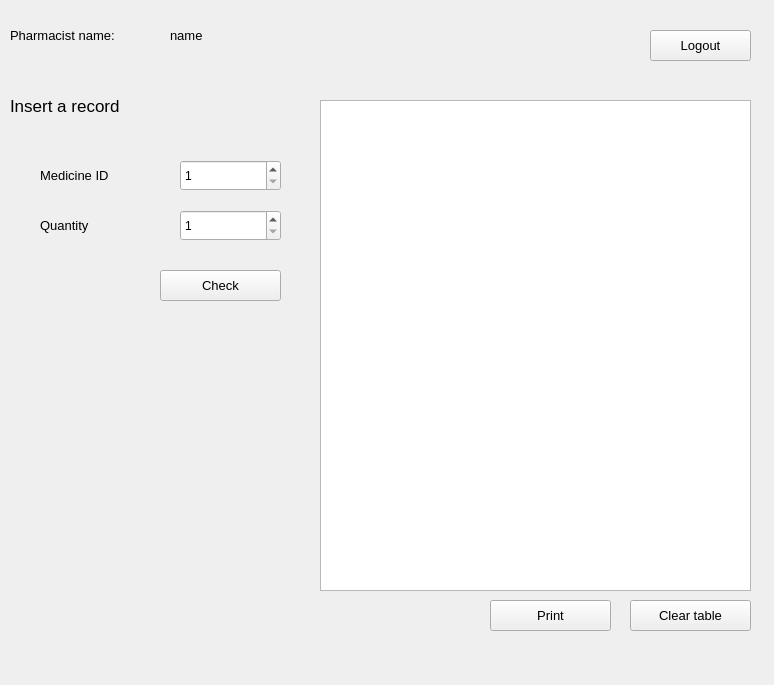
Old version of the form pharmacist_window.ui in the repository osamamuhammad3623/pharmacy_management_system.
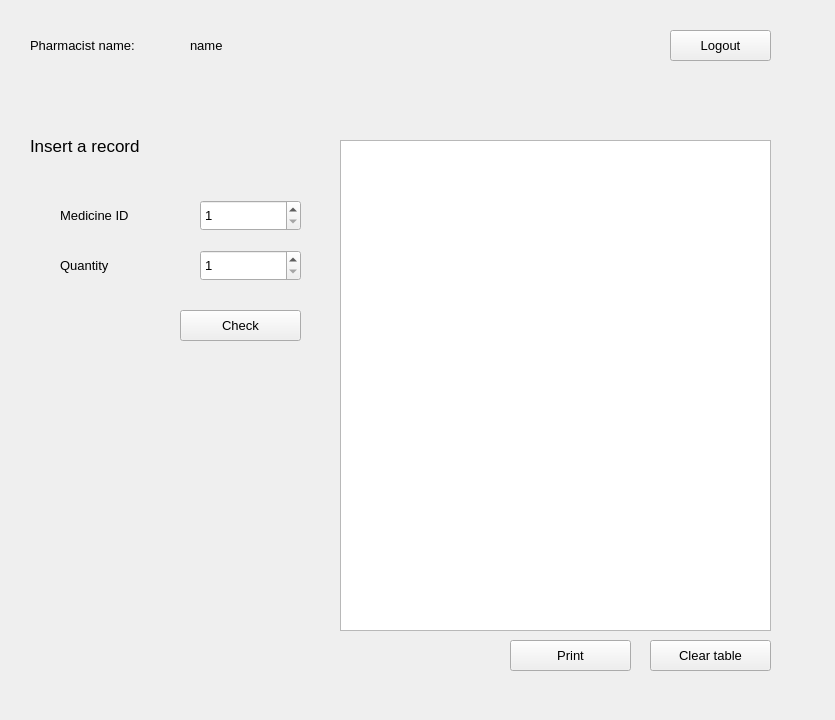
New version of the form.

The edit to the form file:
```diff
--- a/pharmacist_window.ui
+++ b/pharmacist_window.ui
@@ -6,8 +6,8 @@
    <rect>
     <x>0</x>
     <y>0</y>
-    <width>774</width>
-    <height>685</height>
+    <width>835</width>
+    <height>720</height>
    </rect>
   </property>
   <property name="windowTitle">
@@ -16,8 +16,8 @@
   <widget class="QLabel" name="label_3">
    <property name="geometry">
     <rect>
-     <x>40</x>
-     <y>210</y>
+     <x>60</x>
+     <y>250</y>
      <width>91</width>
      <height>31</height>
     </rect>
@@ -34,7 +34,7 @@
   <widget class="QPushButton" name="pushButton_3">
    <property name="geometry">
     <rect>
-     <x>650</x>
+     <x>670</x>
      <y>30</y>
      <width>101</width>
      <height>31</height>
@@ -52,12 +52,17 @@
   <widget class="QSpinBox" name="spinBox_2">
    <property name="geometry">
     <rect>
-     <x>180</x>
-     <y>210</y>
+     <x>200</x>
+     <y>250</y>
      <width>101</width>
      <height>31</height>
     </rect>
    </property>
+   <property name="font">
+    <font>
+     <pointsize>10</pointsize>
+    </font>
+   </property>
    <property name="minimum">
     <number>1</number>
    </property>
@@ -68,18 +73,23 @@
   <widget class="QTableWidget" name="tableWidget">
    <property name="geometry">
     <rect>
-     <x>320</x>
-     <y>100</y>
+     <x>340</x>
+     <y>140</y>
      <width>431</width>
      <height>491</height>
     </rect>
    </property>
+   <property name="font">
+    <font>
+     <pointsize>10</pointsize>
+    </font>
+   </property>
   </widget>
   <widget class="QLabel" name="label_5">
    <property name="geometry">
     <rect>
-     <x>170</x>
-     <y>20</y>
+     <x>190</x>
+     <y>30</y>
      <width>141</width>
      <height>31</height>
     </rect>
@@ -96,12 +106,17 @@
   <widget class="QSpinBox" name="spinBox">
    <property name="geometry">
     <rect>
-     <x>180</x>
-     <y>160</y>
+     <x>200</x>
+     <y>200</y>
      <width>101</width>
      <height>31</height>
     </rect>
    </property>
+   <property name="font">
+    <font>
+     <pointsize>10</pointsize>
+    </font>
+   </property>
    <property name="minimum">
     <number>1</number>
    </property>
@@ -112,8 +127,8 @@
   <widget class="QLabel" name="label">
    <property name="geometry">
     <rect>
-     <x>10</x>
-     <y>90</y>
+     <x>30</x>
+     <y>130</y>
      <width>221</width>
      <height>31</height>
     </rect>
@@ -130,8 +145,8 @@
   <widget class="QPushButton" name="pushButton_2">
    <property name="geometry">
     <rect>
-     <x>160</x>
-     <y>270</y>
+     <x>180</x>
+     <y>310</y>
      <width>121</width>
      <height>31</height>
     </rect>
@@ -148,8 +163,8 @@
   <widget class="QLabel" name="label_4">
    <property name="geometry">
     <rect>
-     <x>10</x>
-     <y>20</y>
+     <x>30</x>
+     <y>30</y>
      <width>141</width>
      <height>31</height>
     </rect>
@@ -166,8 +181,8 @@
   <widget class="QLabel" name="label_2">
    <property name="geometry">
     <rect>
-     <x>40</x>
-     <y>160</y>
+     <x>60</x>
+     <y>200</y>
      <width>91</width>
      <height>31</height>
     </rect>
@@ -184,8 +199,8 @@
   <widget class="QPushButton" name="pushButton_4">
    <property name="geometry">
     <rect>
-     <x>630</x>
-     <y>600</y>
+     <x>650</x>
+     <y>640</y>
      <width>121</width>
      <height>31</height>
     </rect>
@@ -202,8 +217,8 @@
   <widget class="QPushButton" name="pushButton_5">
    <property name="geometry">
     <rect>
-     <x>490</x>
-     <y>600</y>
+     <x>510</x>
+     <y>640</y>
      <width>121</width>
      <height>31</height>
     </rect>
```
Left out of the diff: 14 changed lines with no effect on the pictures.
